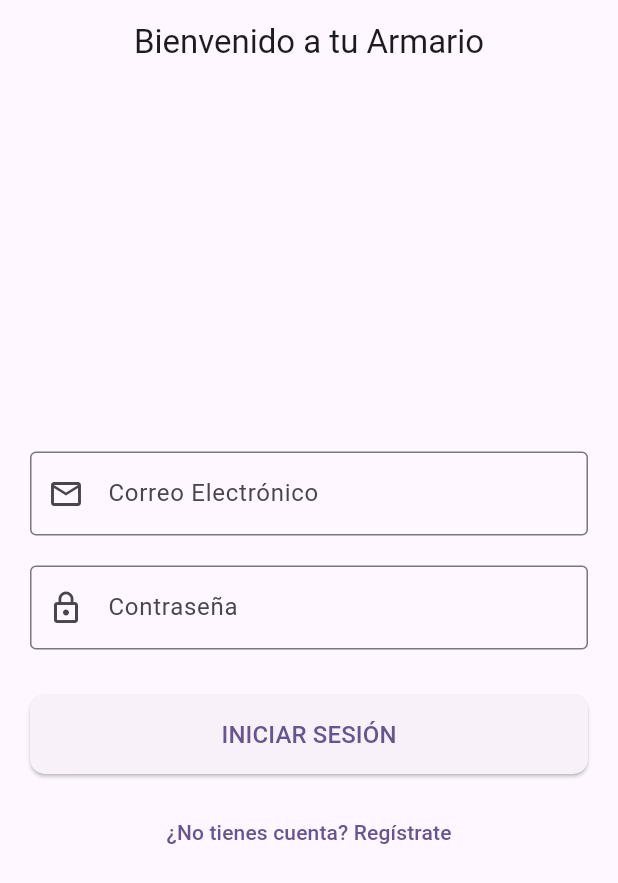
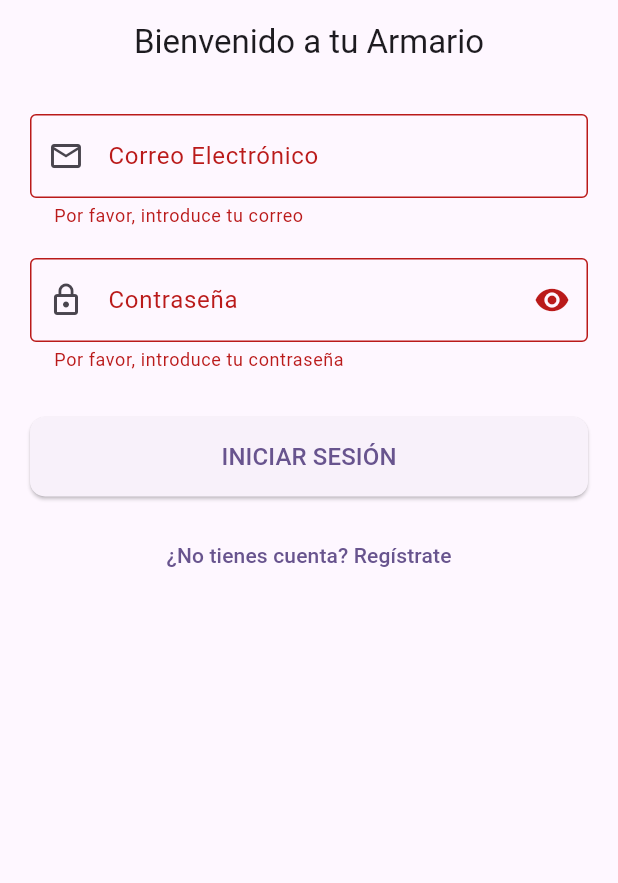
Before and after one commit to aleramiirez/Armario-Virtual, a Flutter app: the screen it shows after launch, after a tap on "INICIAR SESIÓN", on a phone screen of 412 x 824 dp. Shown: the top 883 px of the screen. Run offline on Flutter 3.47's test engine with Material 3 defaults, Android fonts, the phone set to English and light mode, and no system bars.

Commit message:
mejora funciones login

```diff
--- a/lib/screens/login/login_screen.dart
+++ b/lib/screens/login/login_screen.dart
@@ -7,14 +7,15 @@ class LoginScreen extends StatelessWidget {
   @override
   Widget build(BuildContext context) {
     return Scaffold(
-      resizeToAvoidBottomInset: false,
       appBar: AppBar(
         title: const Text('Bienvenido a tu Armario'),
         centerTitle: true,
       ),
-      body: const Padding(
-        padding: EdgeInsets.all(20.0),
-        child: LoginForm(), // Aquí usamos nuestro widget de formulario
+      body: SingleChildScrollView(
+        child: Padding(
+          padding: const EdgeInsets.all(20.0),
+          child: LoginForm(), // Aquí usamos nuestro widget de formulario
+        ),
       ),
     );
   }
--- a/lib/screens/login/widgets/login_form.dart
+++ b/lib/screens/login/widgets/login_form.dart
@@ -10,30 +10,91 @@ class LoginForm extends StatefulWidget {
 class _LoginFormState extends State<LoginForm> {
   final _formKey = GlobalKey<FormState>();
 
+  // 1. Creamos los controladores
+  final _emailController = TextEditingController();
+  final _passwordController = TextEditingController();
+
+  bool _isPasswordVisible = false;
+
+  // 2. No olvides liberarlos cuando el widget se destruya
+  @override
+  void dispose() {
+    _emailController.dispose();
+    _passwordController.dispose();
+    super.dispose();
+  }
+
+  void _submitForm() {
+    // Primero, validamos el formulario
+    final isValid = _formKey.currentState?.validate() ?? false;
+
+    if (isValid) {
+      // Si el formulario es válido, aquí irá la lógica de Firebase
+      final email = _emailController.text;
+      final password = _passwordController.text;
+      print('Email: $email');
+      print('Contraseña: $password');
+      // Por ahora, solo imprimimos los valores en la consola
+    }
+  }
+
   @override
   Widget build(BuildContext context) {
     return Form(
       key: _formKey,
+      autovalidateMode: AutovalidateMode.onUserInteraction,
       child: Column(
         mainAxisAlignment: MainAxisAlignment.center,
         crossAxisAlignment: CrossAxisAlignment.stretch,
         children: [
           TextFormField(
+            controller: _emailController,
             decoration: const InputDecoration(
               labelText: 'Correo Electrónico',
               prefixIcon: Icon(Icons.email_outlined),
               border: OutlineInputBorder(),
             ),
             keyboardType: TextInputType.emailAddress,
+            validator: (value) {
+              if (value == null || value.trim().isEmpty) {
+                return 'Por favor, introduce tu correo';
+              }
+              // Simple validación de email
+              if (!RegExp(r'\S+@\S+\.\S+').hasMatch(value)) {
+                return 'Por favor, introduce un correo válido';
+              }
+              return null; // El valor es correcto
+            },
           ),
           const SizedBox(height: 20),
           TextFormField(
-            decoration: const InputDecoration(
+            controller: _passwordController,
+            decoration: InputDecoration(
               labelText: 'Contraseña',
               prefixIcon: Icon(Icons.lock_outline),
               border: OutlineInputBorder(),
+              suffixIcon: IconButton(
+                icon: Icon(
+                  _isPasswordVisible ? Icons.visibility_off : Icons.visibility,
+                ),
+                onPressed: () {
+                  // setState actualiza la UI al cambiar la variable
+                  setState(() {
+                    _isPasswordVisible = !_isPasswordVisible;
+                  });
+                },
+              ),
             ),
             obscureText: true,
+            validator: (value) {
+              if (value == null || value.isEmpty) {
+                return 'Por favor, introduce tu contraseña';
+              }
+              if (value.length < 6) {
+                return 'La contraseña debe tener al menos 6 caracteres';
+              }
+              return null; // El valor es correcto
+            },
           ),
           const SizedBox(height: 30),
           ElevatedButton(
@@ -43,17 +104,14 @@ class _LoginFormState extends State<LoginForm> {
                 borderRadius: BorderRadius.circular(10),
               ),
             ),
-            onPressed: () {},
-            child: const Text(
-              'INICIAR SESIÓN',
-              style: TextStyle(fontSize: 16),
-            ),
+            onPressed: _submitForm,
+            child: const Text('INICIAR SESIÓN', style: TextStyle(fontSize: 16)),
           ),
           const SizedBox(height: 15),
           TextButton(
             onPressed: () {},
             child: const Text('¿No tienes cuenta? Regístrate'),
-          )
+          ),
         ],
       ),
     );
```
